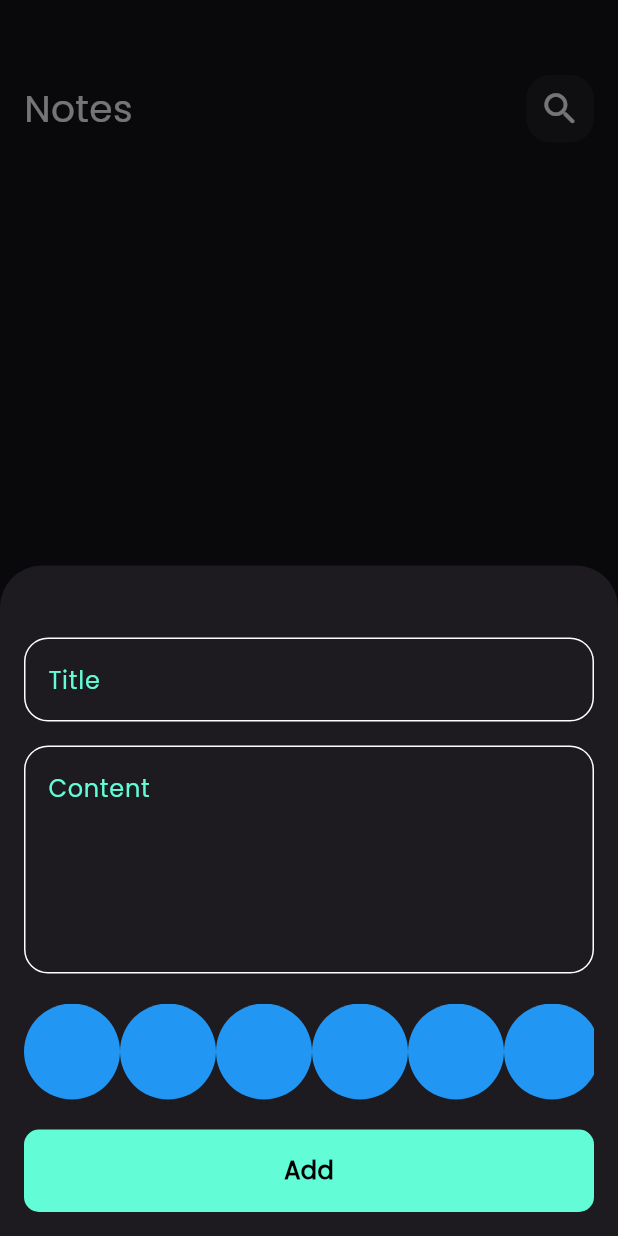
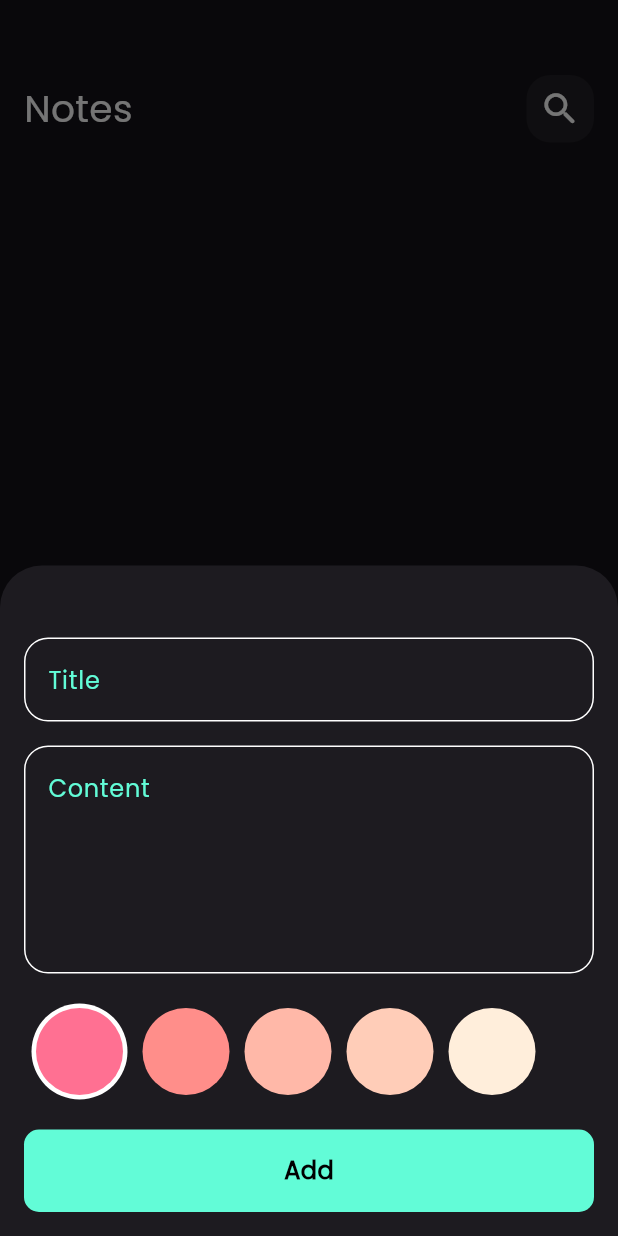
Before and after one commit to aya446/notes_app, a Flutter app: the screen it shows after launch, after a tap on the "add" icon, on a phone screen of 412 x 824 dp. Run offline on Flutter 3.47's test engine with Material 3 defaults, Android fonts, the phone set to English and light mode, and no system bars; our stand-ins replace bloc, flutter_bloc, font_awesome_flutter, hive, hive_flutter; accounts and stored records are empty.

Commit message:
finish colors list view

```diff
--- a/lib/widgets/colors_list_view.dart
+++ b/lib/widgets/colors_list_view.dart
@@ -1,33 +1,56 @@
 import 'package:flutter/material.dart';
 
 class ColorItem extends StatelessWidget {
-  const ColorItem({super.key});
-
+  const ColorItem({super.key, required this.isActive, required this.color});
+  final bool isActive;
+  final int color ;
   @override
   Widget build(BuildContext context) {
-    return const CircleAvatar(
+    return Padding(
+        padding: const EdgeInsets.symmetric(horizontal: 5.0),
+        child: isActive
+            ? CircleAvatar(
                 radius: 32,
-      backgroundColor: Colors.blue,
-    );
+                backgroundColor: Colors.white,
+                child: CircleAvatar(radius: 29, backgroundColor: Color(color)),
+              )
+            : CircleAvatar(
+                radius: 29, backgroundColor: Color(color)));
   }
 }
 
+class ColorsListview extends StatefulWidget {
+  const ColorsListview({
+    super.key,
+  });
 
+  @override
+  State<ColorsListview> createState() => _ColorsListviewState();
+}
 
-class ColorsListview extends StatelessWidget {
-  const ColorsListview({super.key});
-
+class _ColorsListviewState extends State<ColorsListview> {
+  int currentIndex = 0;
+  List<int> colorsList =[ 0xFFff7092 , 0xFFff8e8a , 0xFFffb8a8 , 0xFFffcdb8 , 0xffffeedb ];
   @override
   Widget build(BuildContext context) {
     return SizedBox(
-      height: 32*2 ,
+      height: 32 * 2,
       child: ListView.builder(
         itemBuilder: (context, index) {
-          return const ColorItem();
+          return GestureDetector(
+            onTap: () {
+              currentIndex= index;
+              setState(() {
+
+              });
             },
-        itemCount: 10,
+              child: ColorItem(
+              color: colorsList[index],
+              isActive: currentIndex == index ? true : false,
+          ),);
+        },
+        itemCount: colorsList.length,
         scrollDirection: Axis.horizontal,
-
       ),
     );
   }
```
Lines whose indentation alone changed are shown as unchanged.
